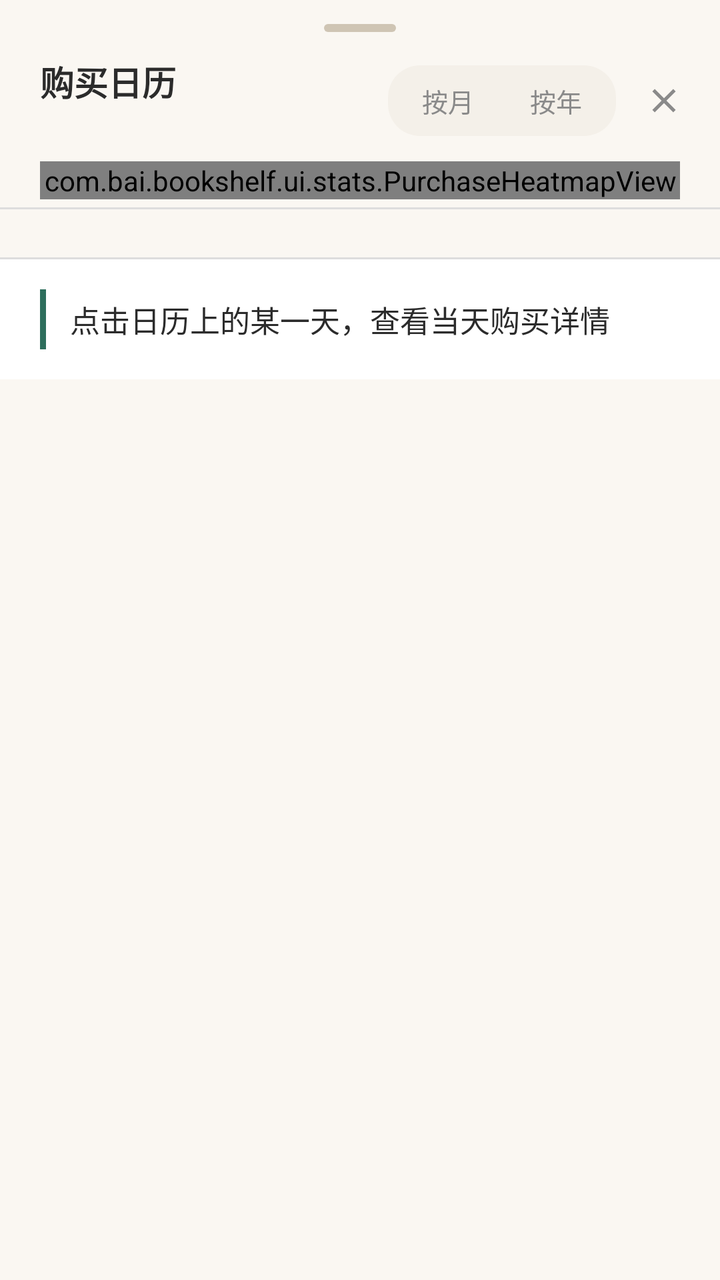
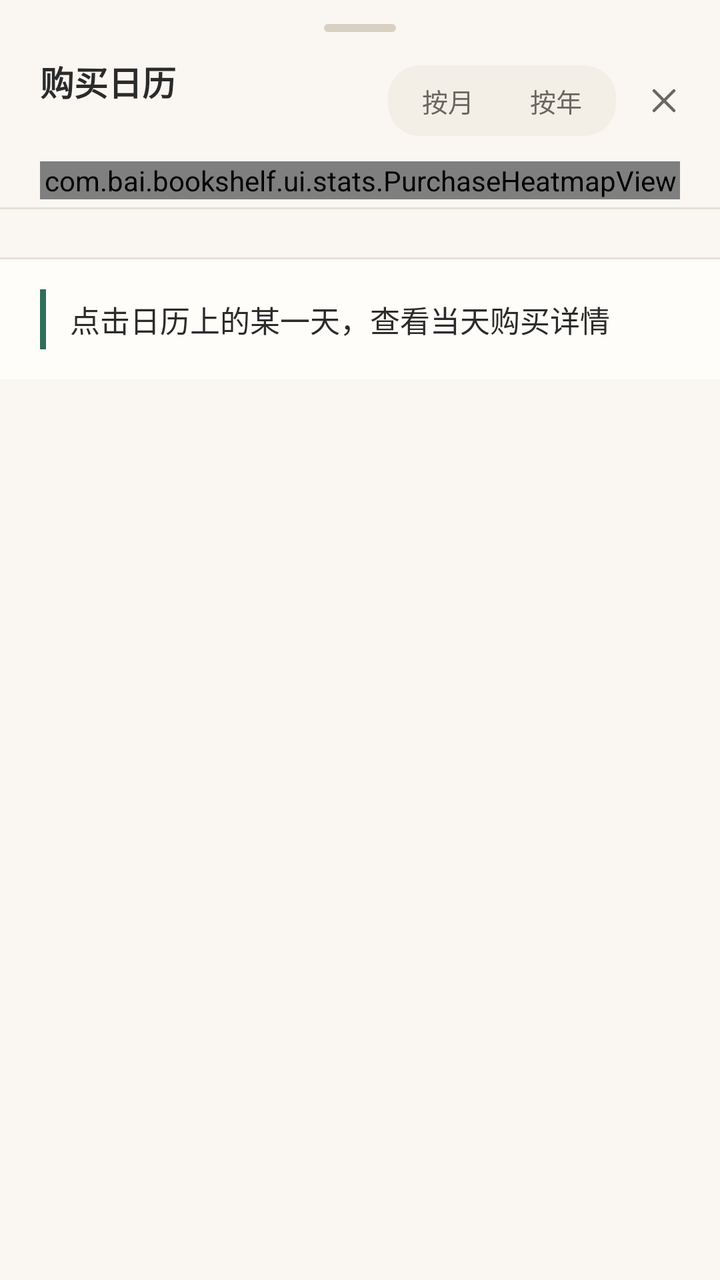

Before-and-after screenshots of an Android layout around one commit, followed by the original layout XML and the change that was made.
<!-- AndroidManifest.xml: application theme Theme.Bookshelf -->
<!-- res/layout/sheet_purchase_calendar.xml -->
<?xml version="1.0" encoding="utf-8"?>
<LinearLayout xmlns:android="http://schemas.android.com/apk/res/android"
    xmlns:app="http://schemas.android.com/apk/res-auto"
    android:id="@+id/sheet_root"
    android:layout_width="match_parent"
    android:layout_height="wrap_content"
    android:orientation="vertical">

    
    <View
        android:layout_width="36dp"
        android:layout_height="4dp"
        android:layout_gravity="center_horizontal"
        android:layout_marginTop="@dimen/space_md"
        android:background="@drawable/bg_sheet_handle" />

    
    <LinearLayout
        android:layout_width="match_parent"
        android:layout_height="wrap_content"
        android:gravity="center_vertical"
        android:orientation="horizontal"
        android:paddingStart="@dimen/space_xl"
        android:paddingTop="@dimen/space_md"
        android:paddingEnd="@dimen/space_sm"
        android:paddingBottom="@dimen/space_sm">

        <LinearLayout
            android:layout_width="0dp"
            android:layout_height="wrap_content"
            android:layout_weight="1"
            android:orientation="vertical">

            <TextView
                android:id="@+id/sheet_title"
                android:layout_width="wrap_content"
                android:layout_height="wrap_content"
                android:text="@string/stats_calendar_title"
                android:textColor="@color/text_main"
                android:textSize="@dimen/text_headline"
                android:textStyle="bold" />

            <TextView
                android:id="@+id/sheet_summary"
                android:layout_width="wrap_content"
                android:layout_height="wrap_content"
                android:layout_marginTop="2dp"
                android:textColor="@color/text_sub"
                android:textSize="@dimen/text_body_small" />
        </LinearLayout>

        
        <LinearLayout
            android:id="@+id/ll_mode_switch"
            android:layout_width="wrap_content"
            android:layout_height="wrap_content"
            android:background="@drawable/bg_seg_track"
            android:orientation="horizontal"
            android:padding="3dp">

            <TextView
                android:id="@+id/tv_mode_month"
                android:layout_width="wrap_content"
                android:layout_height="wrap_content"
                android:paddingStart="14dp"
                android:paddingTop="5dp"
                android:paddingEnd="14dp"
                android:paddingBottom="5dp"
                android:text="@string/stats_calendar_by_month"
                android:textColor="@color/text_sub"
                android:textSize="@dimen/text_body_small" />

            <TextView
                android:id="@+id/tv_mode_year"
                android:layout_width="wrap_content"
                android:layout_height="wrap_content"
                android:paddingStart="14dp"
                android:paddingTop="5dp"
                android:paddingEnd="14dp"
                android:paddingBottom="5dp"
                android:text="@string/stats_calendar_by_year"
                android:textColor="@color/text_sub"
                android:textSize="@dimen/text_body_small" />
        </LinearLayout>

        <ImageView
            android:id="@+id/sheet_close"
            android:layout_width="40dp"
            android:layout_height="40dp"
            android:layout_marginStart="@dimen/space_xs"
            android:background="?attr/selectableItemBackgroundBorderless"
            android:contentDescription="@string/stats_sheet_close"
            android:padding="10dp"
            android:src="@drawable/ic_close"
            app:tint="@color/text_sub" />
    </LinearLayout>

    
    <FrameLayout
        android:id="@+id/ll_week_header"
        android:layout_width="match_parent"
        android:layout_height="wrap_content"
        android:paddingStart="@dimen/space_xl"
        android:paddingEnd="@dimen/space_xl">

        <com.bai.bookshelf.ui.stats.PurchaseHeatmapView
            android:id="@+id/heatmap_week_header"
            android:layout_width="match_parent"
            android:layout_height="wrap_content" />
    </FrameLayout>

    <View
        android:layout_width="match_parent"
        android:layout_height="1dp"
        android:layout_marginTop="@dimen/space_xs"
        android:background="@color/divider_gray" />

    
    <androidx.core.widget.NestedScrollView
        android:id="@+id/calendar_scroll"
        android:layout_width="match_parent"
        android:layout_height="wrap_content"
        android:scrollbars="none">

        <LinearLayout
            android:id="@+id/ll_calendar_blocks"
            android:layout_width="match_parent"
            android:layout_height="wrap_content"
            android:orientation="vertical"
            android:paddingStart="@dimen/space_xl"
            android:paddingTop="@dimen/space_sm"
            android:paddingEnd="@dimen/space_xl"
            android:paddingBottom="@dimen/space_lg" />
    </androidx.core.widget.NestedScrollView>

    <TextView
        android:id="@+id/tv_calendar_empty"
        android:layout_width="match_parent"
        android:layout_height="wrap_content"
        android:gravity="center"
        android:paddingTop="@dimen/space_lg"
        android:paddingBottom="@dimen/space_lg"
        android:text="@string/stats_calendar_empty"
        android:textColor="@color/text_sub"
        android:textSize="@dimen/text_body_small"
        android:visibility="gone" />

    
    <View
        android:layout_width="match_parent"
        android:layout_height="1dp"
        android:background="@color/divider_gray" />

    <LinearLayout
        android:id="@+id/ll_day_detail"
        android:layout_width="match_parent"
        android:layout_height="wrap_content"
        android:background="?attr/surface"
        android:gravity="center_vertical"
        android:minHeight="60dp"
        android:orientation="horizontal"
        android:paddingStart="@dimen/space_xl"
        android:paddingTop="@dimen/space_md"
        android:paddingEnd="@dimen/space_xl"
        android:paddingBottom="@dimen/space_md">

        <View
            android:id="@+id/v_day_accent"
            android:layout_width="3dp"
            android:layout_height="30dp"
            android:layout_marginEnd="@dimen/space_md"
            android:background="?attr/colorPrimary" />

        <LinearLayout
            android:layout_width="0dp"
            android:layout_height="wrap_content"
            android:layout_weight="1"
            android:orientation="vertical">

            <TextView
                android:id="@+id/tv_day_value"
                android:layout_width="wrap_content"
                android:layout_height="wrap_content"
                android:text="@string/stats_click_day_hint"
                android:textColor="@color/text_main"
                android:textSize="@dimen/text_body" />

            <TextView
                android:id="@+id/tv_day_date"
                android:layout_width="wrap_content"
                android:layout_height="wrap_content"
                android:layout_marginTop="2dp"
                android:textColor="@color/text_sub"
                android:textSize="@dimen/text_caption"
                android:visibility="gone" />
        </LinearLayout>
    </LinearLayout>
</LinearLayout>
<!-- resources referenced by this layout -->
<resources>
  <color name="divider_gray">#DDDDDD</color>
  <color name="text_sub">#8A8A8A</color>
  <!-- drawable ic_close (drawable) -->
  <?xml version="1.0" encoding="utf-8"?>
  <vector xmlns:android="http://schemas.android.com/apk/res/android"
      android:width="24dp"
      android:height="24dp"
      android:viewportWidth="24"
      android:viewportHeight="24"
      android:tint="#8A8A8A">
      <path
          android:fillColor="@android:color/white"
          android:pathData="M19,6.41L17.59,5 12,10.59 6.41,5 5,6.41 10.59,12 5,17.59 6.41,19 12,13.41 17.59,19 19,17.59 13.41,12z" />
  </vector>
  <style name="Theme.Bookshelf" parent="Theme.Bookshelf.Base">
          <item name="colorPrimary">@color/primary</item>
          <item name="colorPrimaryVariant">@color/primary_dark</item>
          <item name="colorSecondary">@color/accent</item>
          
          <item name="chip_bg">@color/chip_bg</item>
          <item name="primary_container">@color/green_container</item>
          <item name="on_primary_container">@color/green_on_container</item>
      </style>
  <style name="Theme.Bookshelf.Base" parent="Theme.Material3.Light.NoActionBar">
          
          <item name="android:colorBackground">@color/bg_page</item>
          
          <item name="android:statusBarColor">?attr/colorPrimary</item>
          <item name="android:windowLightStatusBar">false</item>
          
          <item name="surface">@color/surface</item>
          <item name="surface_dim">@color/surface_dim</item>
          <item name="outline">@color/outline</item>
          <item name="outline_strong">@color/outline_strong</item>
          <item name="on_surface">@color/text_main</item>
          <item name="on_surface_variant">@color/text_sub</item>
          
          <item name="primary_container">@color/green_container</item>
          <item name="on_primary_container">@color/green_on_container</item>
          
          <item name="chip_bg">@color/chip_bg</item>
          
          <item name="colorSurface">@color/surface</item>
          <item name="colorSurfaceBright">@color/surface</item>
          <item name="colorSurfaceDim">@color/surface_dim</item>
          <item name="colorSurfaceContainer">@color/surface</item>
          <item name="colorSurfaceContainerLow">@color/surface</item>
          <item name="colorSurfaceContainerLowest">@color/surface</item>
          <item name="colorSurfaceContainerHigh">@color/surface</item>
          <item name="colorSurfaceContainerHighest">@color/surface_dim</item>
          <item name="colorOutline">@color/outline</item>
          <item name="colorOutlineVariant">@color/outline</item>
          
          <item name="elevationOverlayEnabled">false</item>
          
          <item name="materialButtonStyle">@style/Widget.Bookshelf.Button</item>
          <item name="textInputStyle">@style/Widget.Bookshelf.TextField</item>
          <item name="materialCardViewStyle">@style/Widget.Bookshelf.MaterialCard</item>
          
          <item name="chipStyle">@style/Widget.Bookshelf.Chip</item>
          <item name="chipGroupStyle">@style/Widget.Bookshelf.ChipGroup</item>
          
          <item name="materialAlertDialogTheme">@style/ThemeOverlay.Bookshelf.Dialog</item>
          
          <item name="bottomSheetDialogTheme">@style/ThemeOverlay.Bookshelf.BottomSheet</item>
      </style>
  <color name="surface">#FFFFFF</color>
  <!-- unchanged entries left out for length: 46 -->
</resources>

<!-- the commit's change to res/layout/sheet_purchase_calendar.xml (unified diff, before → after) -->
@@ -36,7 +36,7 @@
                 android:layout_width="wrap_content"
                 android:layout_height="wrap_content"
                 android:text="@string/stats_calendar_title"
-                android:textColor="@color/text_main"
+                android:textColor="?attr/on_surface"
                 android:textSize="@dimen/text_headline"
                 android:textStyle="bold" />
 
@@ -45,7 +45,7 @@
                 android:layout_width="wrap_content"
                 android:layout_height="wrap_content"
                 android:layout_marginTop="2dp"
-                android:textColor="@color/text_sub"
+                android:textColor="?attr/on_surface_variant"
                 android:textSize="@dimen/text_body_small" />
         </LinearLayout>
 
@@ -67,7 +67,7 @@
                 android:paddingEnd="14dp"
                 android:paddingBottom="5dp"
                 android:text="@string/stats_calendar_by_month"
-                android:textColor="@color/text_sub"
+                android:textColor="?attr/on_surface_variant"
                 android:textSize="@dimen/text_body_small" />
 
             <TextView
@@ -79,7 +79,7 @@
                 android:paddingEnd="14dp"
                 android:paddingBottom="5dp"
                 android:text="@string/stats_calendar_by_year"
-                android:textColor="@color/text_sub"
+                android:textColor="?attr/on_surface_variant"
                 android:textSize="@dimen/text_body_small" />
         </LinearLayout>
 
@@ -92,7 +92,7 @@
             android:contentDescription="@string/stats_sheet_close"
             android:padding="10dp"
             android:src="@drawable/ic_close"
-            app:tint="@color/text_sub" />
+            app:tint="?attr/on_surface_variant" />
     </LinearLayout>
 
     
@@ -113,7 +113,7 @@
         android:layout_width="match_parent"
         android:layout_height="1dp"
         android:layout_marginTop="@dimen/space_xs"
-        android:background="@color/divider_gray" />
+        android:background="?attr/outline" />
 
     
     <androidx.core.widget.NestedScrollView
@@ -141,7 +141,7 @@
         android:paddingTop="@dimen/space_lg"
         android:paddingBottom="@dimen/space_lg"
         android:text="@string/stats_calendar_empty"
-        android:textColor="@color/text_sub"
+        android:textColor="?attr/on_surface_variant"
         android:textSize="@dimen/text_body_small"
         android:visibility="gone" />
 
@@ -149,7 +149,7 @@
     <View
         android:layout_width="match_parent"
         android:layout_height="1dp"
-        android:background="@color/divider_gray" />
+        android:background="?attr/outline" />
 
     <LinearLayout
         android:id="@+id/ll_day_detail"
@@ -182,7 +182,7 @@
                 android:layout_width="wrap_content"
                 android:layout_height="wrap_content"
                 android:text="@string/stats_click_day_hint"
-                android:textColor="@color/text_main"
+                android:textColor="?attr/on_surface"
                 android:textSize="@dimen/text_body" />
 
             <TextView
@@ -190,7 +190,7 @@
                 android:layout_width="wrap_content"
                 android:layout_height="wrap_content"
                 android:layout_marginTop="2dp"
-                android:textColor="@color/text_sub"
+                android:textColor="?attr/on_surface_variant"
                 android:textSize="@dimen/text_caption"
                 android:visibility="gone" />
         </LinearLayout>
<!-- resource entries referenced after the edit -->
@@ -1,18 +1,20 @@
 <!-- resources referenced by this layout -->
 <resources>
-  <color name="divider_gray">#DDDDDD</color>
-  <color name="text_sub">#8A8A8A</color>
+  <color name="text_sub">#6B6660</color>
+  <color name="accent_text">#8A5A1A</color>
   <!-- drawable ic_close (drawable) -->
   <?xml version="1.0" encoding="utf-8"?>
   <vector xmlns:android="http://schemas.android.com/apk/res/android"
       android:width="24dp"
       android:height="24dp"
       android:viewportWidth="24"
-      android:viewportHeight="24"
-      android:tint="#8A8A8A">
+      android:viewportHeight="24">
       <path
-          android:fillColor="@android:color/white"
-          android:pathData="M19,6.41L17.59,5 12,10.59 6.41,5 5,6.41 10.59,12 5,17.59 6.41,19 12,13.41 17.59,19 19,17.59 13.41,12z" />
+          android:fillColor="@android:color/transparent"
+          android:pathData="M6,6 L18,18 M18,6 L6,18"
+          android:strokeColor="#FF000000"
+          android:strokeLineCap="round"
+          android:strokeWidth="1.75" />
   </vector>
   <style name="Theme.Bookshelf" parent="Theme.Bookshelf.Base">
           <item name="colorPrimary">@color/primary</item>
@@ -22,6 +24,21 @@
           <item name="chip_bg">@color/chip_bg</item>
           <item name="primary_container">@color/green_container</item>
           <item name="on_primary_container">@color/green_on_container</item>
+          <item name="android:colorBackground">@color/green_page</item>
+          <item name="surface">@color/green_surface</item>
+          <item name="surface_dim">@color/green_surface_dim</item>
+          <item name="outline">@color/green_outline</item>
+          <item name="outline_strong">@color/green_outline_strong</item>
+          <item name="colorSurface">@color/green_surface</item>
+          <item name="colorSurfaceBright">@color/green_surface</item>
+          <item name="colorSurfaceContainer">@color/green_surface</item>
+          <item name="colorSurfaceContainerLow">@color/green_surface</item>
+          <item name="colorSurfaceContainerLowest">@color/green_surface</item>
+          <item name="colorSurfaceContainerHigh">@color/green_surface</item>
+          <item name="colorSurfaceDim">@color/green_surface_dim</item>
+          <item name="colorSurfaceContainerHighest">@color/green_surface_dim</item>
+          <item name="colorOutline">@color/green_outline</item>
+          <item name="colorOutlineVariant">@color/green_outline</item>
       </style>
   <style name="Theme.Bookshelf.Base" parent="Theme.Material3.Light.NoActionBar">
           
@@ -29,6 +46,8 @@
           
           <item name="android:statusBarColor">?attr/colorPrimary</item>
           <item name="android:windowLightStatusBar">false</item>
+          
+          <item name="android:windowActivityTransitions">true</item>
           
           <item name="surface">@color/surface</item>
           <item name="surface_dim">@color/surface_dim</item>
@@ -42,6 +61,11 @@
           
           <item name="chip_bg">@color/chip_bg</item>
           
+          <item name="accent_text">@color/accent_text</item>
+          
+          <item name="colorOnSurface">@color/text_main</item>
+          <item name="colorOnSurfaceVariant">@color/text_sub</item>
+          <item name="colorOnBackground">@color/text_main</item>
           <item name="colorSurface">@color/surface</item>
           <item name="colorSurfaceBright">@color/surface</item>
           <item name="colorSurfaceDim">@color/surface_dim</item>
@@ -66,7 +90,12 @@
           
           <item name="bottomSheetDialogTheme">@style/ThemeOverlay.Bookshelf.BottomSheet</item>
       </style>
-  <color name="surface">#FFFFFF</color>
+  <color name="green_page">#FAF7F2</color>
+  <color name="green_surface">#FFFDF9</color>
+  <color name="green_surface_dim">#F3EEE6</color>
+  <color name="green_outline">#E6E0D5</color>
+  <color name="green_outline_strong">#D8D0C2</color>
+  <color name="surface">#FFFDF9</color>
   <!-- unchanged entries left out for length: 46 -->
 </resources>
 
